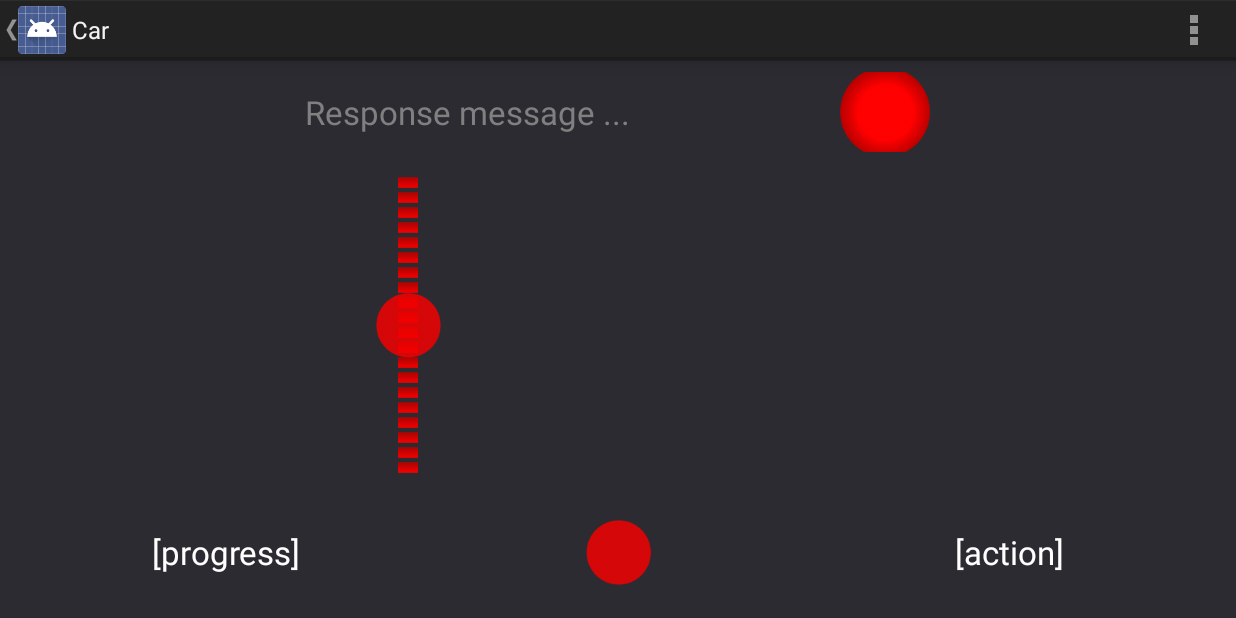
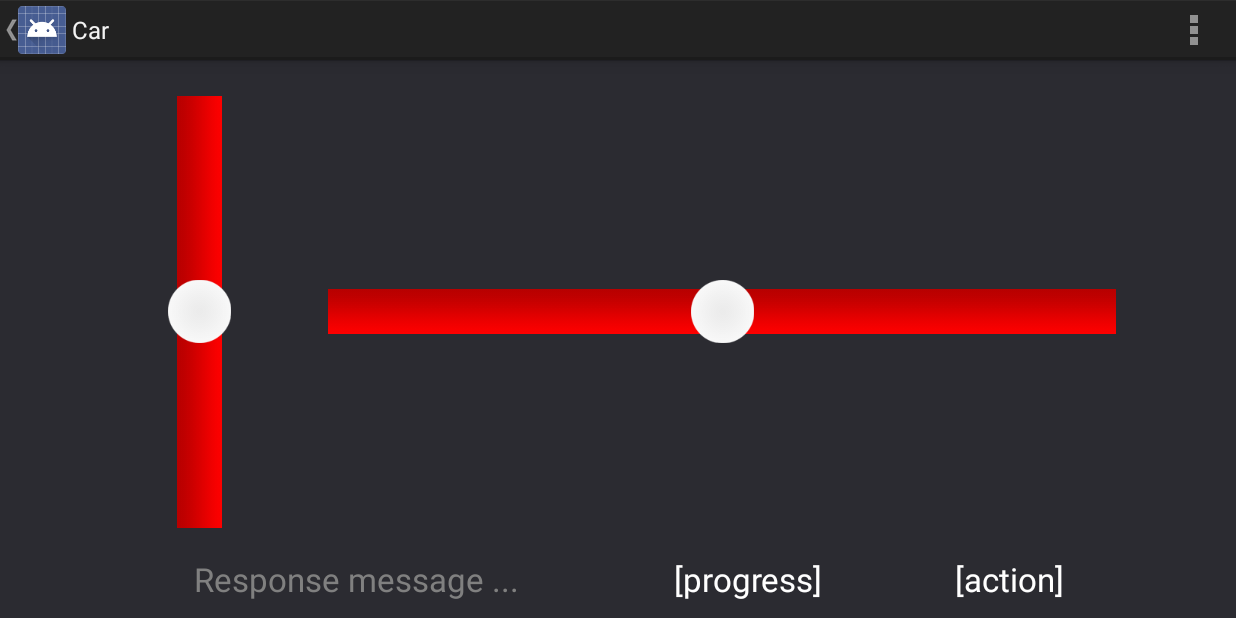
Before and after one commit to boremeister/OmniCon-Android, an Android app: the AvtoActivity screen opened directly, with no data from a screen before it, on a phone screen of 824 x 412 dp (held sideways). Run offline under Robolectric (Android 15) with nearby library versions, the phone set to English and light mode, and no system bars.

Commit message:
a) seekbar design

```diff
--- a/app/src/main/java/com/bd/bluemotor/AvtoActivity.java
+++ b/app/src/main/java/com/bd/bluemotor/AvtoActivity.java
@@ -37,7 +37,6 @@ public class AvtoActivity extends BaseActivity {
     private static UUID DEVICE_UUID;
     private String deviceName, uuid, responseStartChar, responseEndChar, selectedFromList, servo1orientation, servo2orientation;
     TextView tvResponse;
-    ImageButton imgBtnStop;
 
     /* SEEK BAR TEST */
     private SeekBar sbLeds;
@@ -73,7 +72,6 @@ public class AvtoActivity extends BaseActivity {
 
         // UI fields
         tvResponse = (TextView) findViewById(R.id.textViewCarResponse);
-        imgBtnStop = (ImageButton) findViewById(R.id.imageButtonStop);
 
         /*
         * handler for receiving data from BT module
@@ -189,6 +187,7 @@ public class AvtoActivity extends BaseActivity {
 
     }
 
+    /*
     public void carStop(View view){
 
         sbLeds.setProgress(50);
@@ -201,6 +200,7 @@ public class AvtoActivity extends BaseActivity {
         mConnectedThread.write(msg);
 
     }
+    */
 
     public void checkBluetooth(){
 
@@ -208,18 +208,15 @@ public class AvtoActivity extends BaseActivity {
         if(bth.isBluetoothSupported()){
             if(bth.isBluetoothEnabled()){
                 // BT supported and enabled
-                imgBtnStop.setEnabled(true);
                 //sbLeds.setEnabled(true);
                 //sbVertical.setEnabled(true);
             } else {
                 // Bluetooth NOT enabled
-                imgBtnStop.setEnabled(false);
                 //sbLeds.setEnabled(false);
                 //sbVertical.setEnabled(false);
             }
         } else {
             bt.print("Device does NOT support Bluetooth!");
-            imgBtnStop.setEnabled(false);
             //sbLeds.setEnabled(false);
             //sbVertical.setEnabled(false);
         }
@@ -402,7 +399,6 @@ public class AvtoActivity extends BaseActivity {
         @Override
         public void onStopTrackingTouch(SeekBar seekBar) {
             tvAction.setText("stop");
-
         }
     };
 
--- a/app/src/main/res/layout/activity_avto.xml
+++ b/app/src/main/res/layout/activity_avto.xml
@@ -15,9 +15,78 @@
         android:id="@+id/ll1"
         android:layout_width="fill_parent"
         android:layout_height="0dp"
-        android:layout_weight="15"
+        android:layout_weight="90"
+        android:weightSum="100"
         android:orientation="horizontal"
         android:gravity="center">
+
+        <LinearLayout
+            android:id="@+id/ll1a"
+            android:layout_width="0dp"
+            android:layout_height="fill_parent"
+            android:layout_weight="20"
+            android:orientation="horizontal"
+            android:gravity="center">
+
+            <View android:layout_width="0dp"
+                android:layout_height="match_parent"
+                android:layout_weight="1" />
+
+            <com.bd.bluemotor.VerticalSeekBar
+                android:id="@+id/verticalSeekbar"
+                android:max="100"
+                android:layout_width="wrap_content"
+                android:layout_height="match_parent"
+                android:progressDrawable="@drawable/seekbar_background"
+                android:thumb="@drawable/seekbar_thumb"
+                android:maxHeight="1000dp"
+                android:progress="50" />
+
+            <View android:layout_width="0dp"
+                android:layout_height="match_parent"
+                android:layout_weight="1" />
+
+        </LinearLayout>
+
+        <LinearLayout
+            android:id="@+id/ll1b"
+            android:layout_width="0dp"
+            android:layout_height="fill_parent"
+            android:layout_weight="80"
+            android:orientation="horizontal"
+            android:gravity="center">
+
+            <SeekBar
+                android:id="@+id/seekBarLed"
+                android:max="180"
+                android:progress="90"
+                android:progressDrawable="@drawable/seekbar_background"
+                android:thumb="@drawable/seekbar_thumb"
+                android:maxHeight="1000dp"
+                android:layout_width="match_parent"
+                android:layout_height="wrap_content" >
+            </SeekBar>
+
+        </LinearLayout>
+
+    </LinearLayout>
+
+    <LinearLayout
+        android:id="@+id/ll2"
+        android:layout_width="fill_parent"
+        android:layout_height="0dp"
+        android:layout_weight="10"
+        android:weightSum="100"
+        android:orientation="horizontal"
+        android:gravity="center">
+
+        <LinearLayout
+            android:id="@+id/ll2a"
+            android:layout_width="0dp"
+            android:layout_height="fill_parent"
+            android:layout_weight="50"
+            android:orientation="vertical"
+            android:gravity="center">
 
             <View android:layout_width="0dp"
                 android:layout_height="match_parent"
@@ -35,74 +104,10 @@
                 android:layout_height="match_parent"
                 android:layout_weight="1" />
 
-            <ImageButton
-                android:id="@+id/imageButtonStop"
-                android:layout_width="wrap_content"
-                android:layout_height="wrap_content"
-                android:layout_gravity="center"
-                android:background="@color/grey"
-                android:contentDescription="@string/home_image_1"
-                android:enabled="false"
-                android:onClick="carStop"
-                android:src="@drawable/btn_stop" />
-
-            <View android:layout_width="0dp"
-                android:layout_height="match_parent"
-                android:layout_weight="1" />
-
-    </LinearLayout>
-
-    <LinearLayout
-        android:id="@+id/ll2"
-        android:layout_width="fill_parent"
-        android:layout_height="0dp"
-        android:layout_weight="65"
-        android:weightSum="100"
-        android:orientation="horizontal"
-        android:gravity="center">
-
-        <LinearLayout
-            android:id="@+id/ll2a"
-            android:layout_width="0dp"
-            android:layout_height="fill_parent"
-            android:layout_weight="40"
-            android:orientation="vertical"
-            android:gravity="center">
-
-            <com.bd.bluemotor.VerticalSeekBar
-                android:id="@+id/verticalSeekbar"
-                android:max="100"
-                android:layout_width="wrap_content"
-                android:layout_height="match_parent"
-                android:progressDrawable="@drawable/seekbar_vertical_background"
-                android:thumb="@drawable/seekbar_thumb"
-                android:progress="50" />
-
         </LinearLayout>
 
         <LinearLayout
             android:id="@+id/ll2b"
-            android:layout_width="0dp"
-            android:layout_height="fill_parent"
-            android:layout_weight="40"
-            android:orientation="horizontal"
-            android:gravity="center">
-
-        </LinearLayout>
-
-    </LinearLayout>
-
-    <LinearLayout
-        android:id="@+id/ll3"
-        android:layout_width="fill_parent"
-        android:layout_height="0dp"
-        android:layout_weight="20"
-        android:weightSum="100"
-        android:orientation="horizontal"
-        android:gravity="center">
-
-        <LinearLayout
-            android:id="@+id/ll3a"
             android:layout_width="0dp"
             android:layout_height="fill_parent"
             android:layout_weight="25"
@@ -121,27 +126,7 @@
         </LinearLayout>
 
         <LinearLayout
-            android:id="@+id/ll3b"
-            android:layout_width="0dp"
-            android:layout_height="fill_parent"
-            android:layout_weight="50"
-            android:orientation="vertical"
-            android:gravity="center">
-
-            <SeekBar
-                android:id="@+id/seekBarLed"
-                android:max="180"
-                android:progress="90"
-                android:progressDrawable="@drawable/seekbar_background"
-                android:thumb="@drawable/seekbar_thumb"
-                android:layout_width="match_parent"
-                android:layout_height="wrap_content" >
-            </SeekBar>
-
-        </LinearLayout>
-
-        <LinearLayout
-            android:id="@+id/ll3c"
+            android:id="@+id/ll2c"
             android:layout_width="0dp"
             android:layout_height="fill_parent"
             android:layout_weight="25"
```
Also changed, not shown: app/src/main/res/drawable-xhdpi/ful_sirok_seekbar.png (added), app/src/main/res/drawable-xhdpi/seekbar_background.png, app/src/main/res/drawable-xhdpi/seekbar_thumb.png (added), 1 other file.
